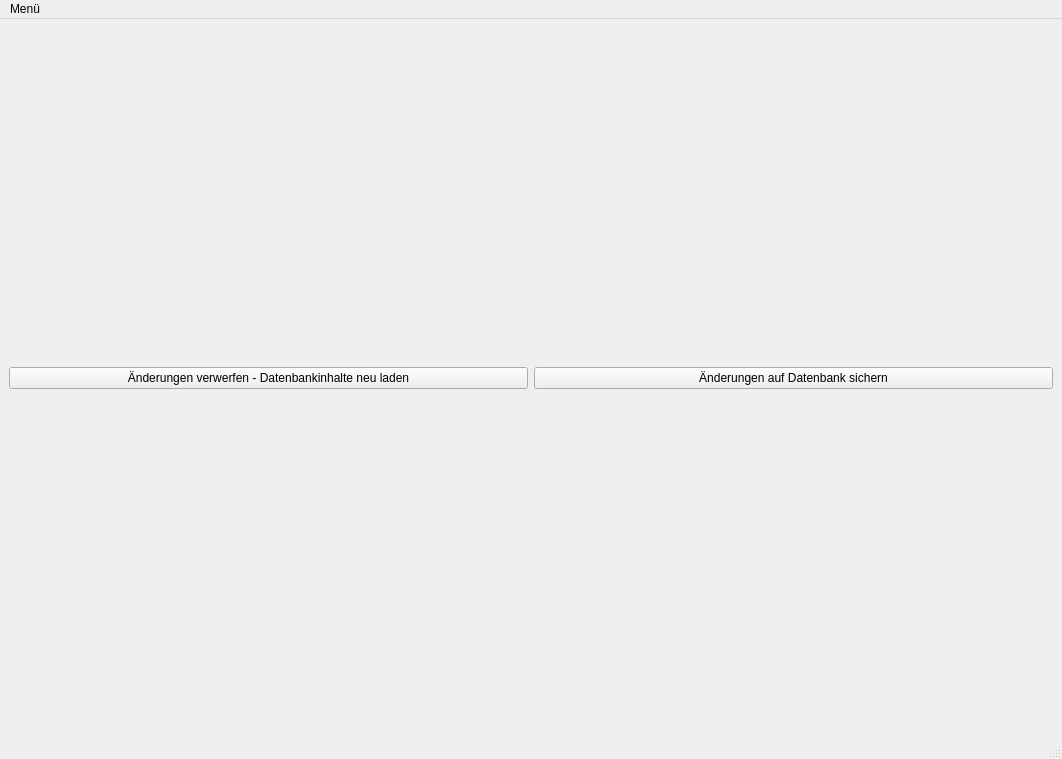
Before: the Qt Designer form app/view/main.ui in UltimateCuB3R/DLMCSPSE01_D, drawn with Qt 5.
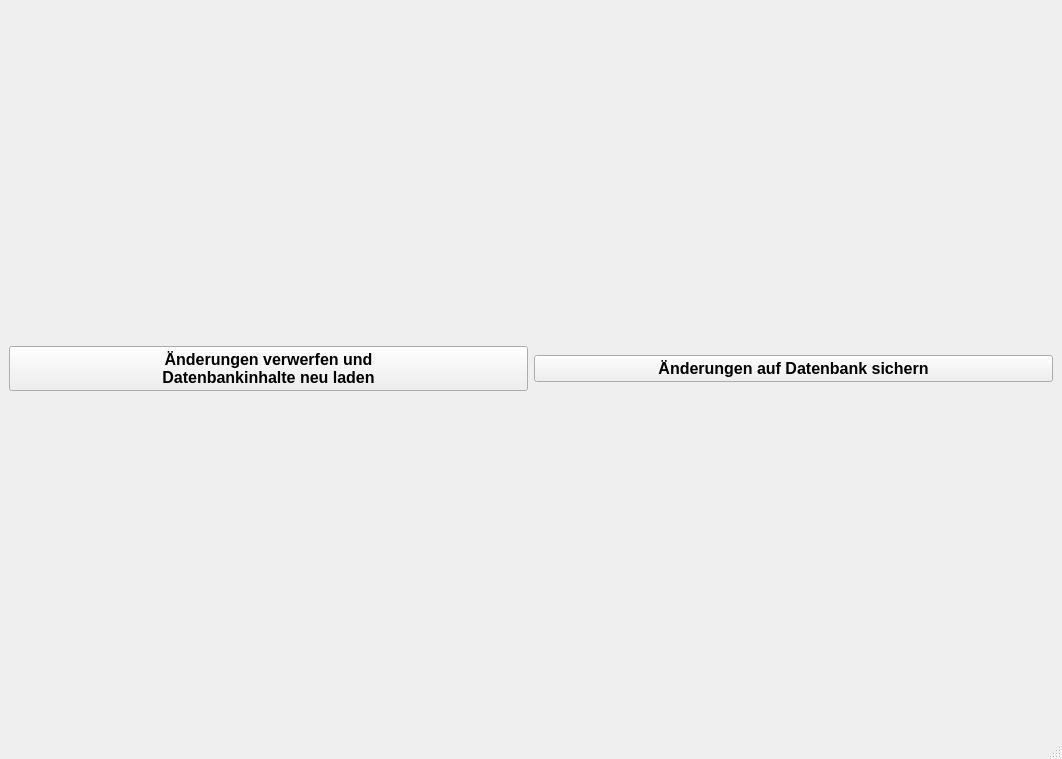
After: the same form once the commit is applied.

What changed in the file:
```diff
--- a/app/view/main.ui
+++ b/app/view/main.ui
@@ -19,13 +19,28 @@
      <layout class="QHBoxLayout" name="horizontalLayout_top">
       <item>
        <widget class="QPushButton" name="pushButton_revert_db">
+        <property name="font">
+         <font>
+          <pointsize>12</pointsize>
+          <weight>75</weight>
+          <bold>true</bold>
+         </font>
+        </property>
         <property name="text">
-         <string>Änderungen verwerfen - Datenbankinhalte neu laden</string>
+         <string>Änderungen verwerfen und 
+Datenbankinhalte neu laden</string>
         </property>
        </widget>
       </item>
       <item>
        <widget class="QPushButton" name="pushButton_save_db">
+        <property name="font">
+         <font>
+          <pointsize>12</pointsize>
+          <weight>75</weight>
+          <bold>true</bold>
+         </font>
+        </property>
         <property name="text">
          <string>Änderungen auf Datenbank sichern</string>
         </property>
@@ -38,24 +53,6 @@
     </item>
    </layout>
   </widget>
-  <widget class="QMenuBar" name="menubar">
-   <property name="geometry">
-    <rect>
-     <x>0</x>
-     <y>0</y>
-     <width>1062</width>
-     <height>26</height>
-    </rect>
-   </property>
-   <widget class="QMenu" name="menuMenu">
-    <property name="title">
-     <string>Menü</string>
-    </property>
-    <addaction name="actionStart"/>
-    <addaction name="actionSettings"/>
-   </widget>
-   <addaction name="menuMenu"/>
-  </widget>
   <widget class="QStatusBar" name="statusbar"/>
   <action name="actionMain">
    <property name="text">
```
